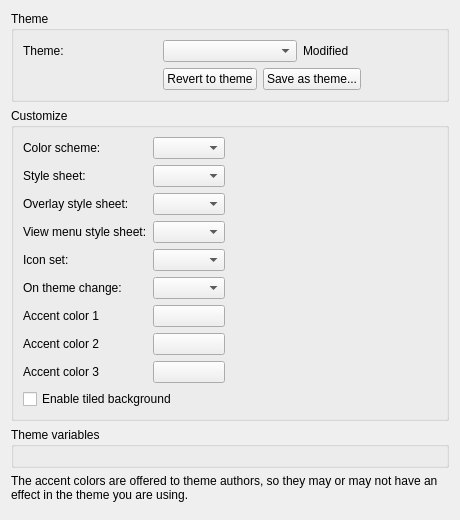
Old version of the form src/Gui/PreferencePages/DlgSettingsTheme.ui in the repository realthunder/FreeCAD.
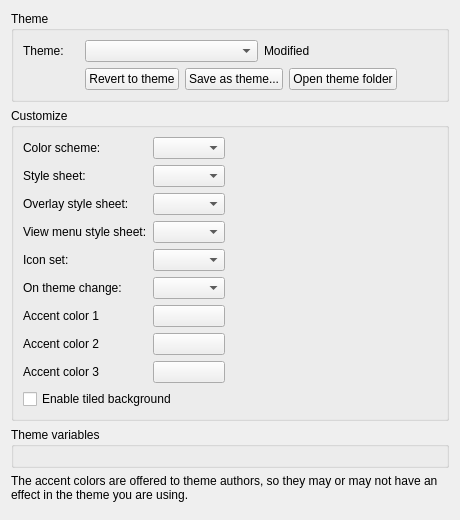
New version of the form. Custom widgets are drawn as their Qt base class.

Commit message: Gui: show a saved theme where it is, and how to pass it on

The edit to the form file:
```diff
--- a/src/Gui/PreferencePages/DlgSettingsTheme.ui
+++ b/src/Gui/PreferencePages/DlgSettingsTheme.ui
@@ -63,6 +63,16 @@
           </property>
          </widget>
         </item>
+        <item>
+         <widget class="QPushButton" name="themeFolderButton">
+          <property name="toolTip">
+           <string>Open the folder this theme is stored in</string>
+          </property>
+          <property name="text">
+           <string>Open theme folder</string>
+          </property>
+         </widget>
+        </item>
         <item>
          <spacer name="themeButtonSpacer">
           <property name="orientation">
```
The commit also changes 3 other files.
